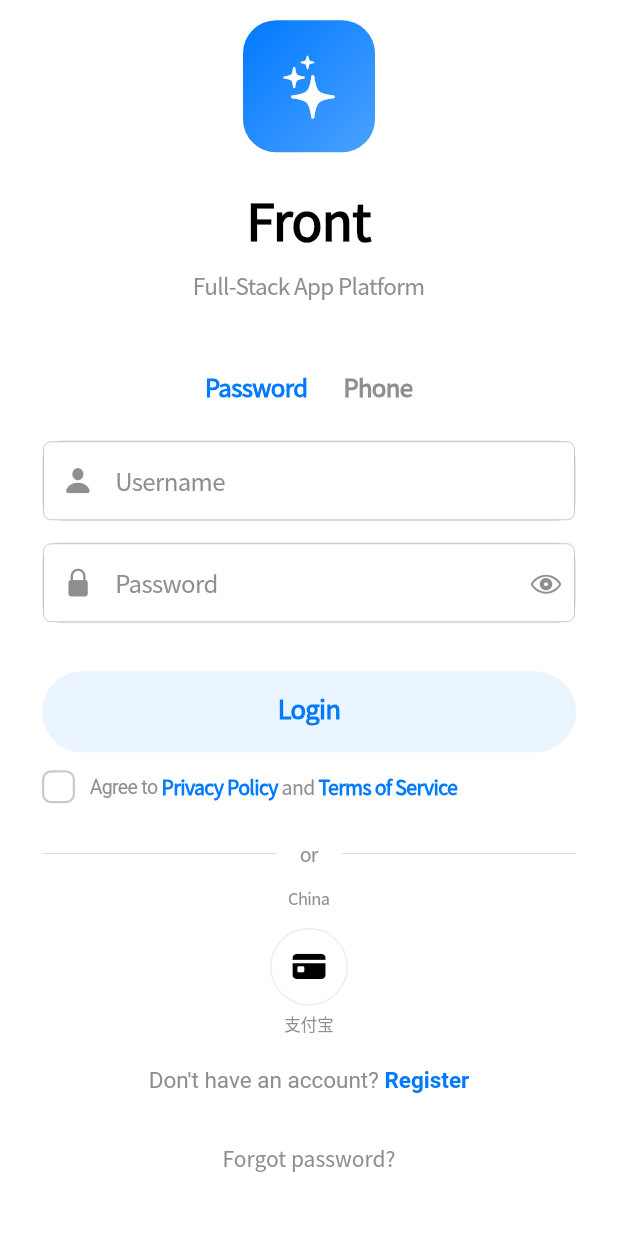
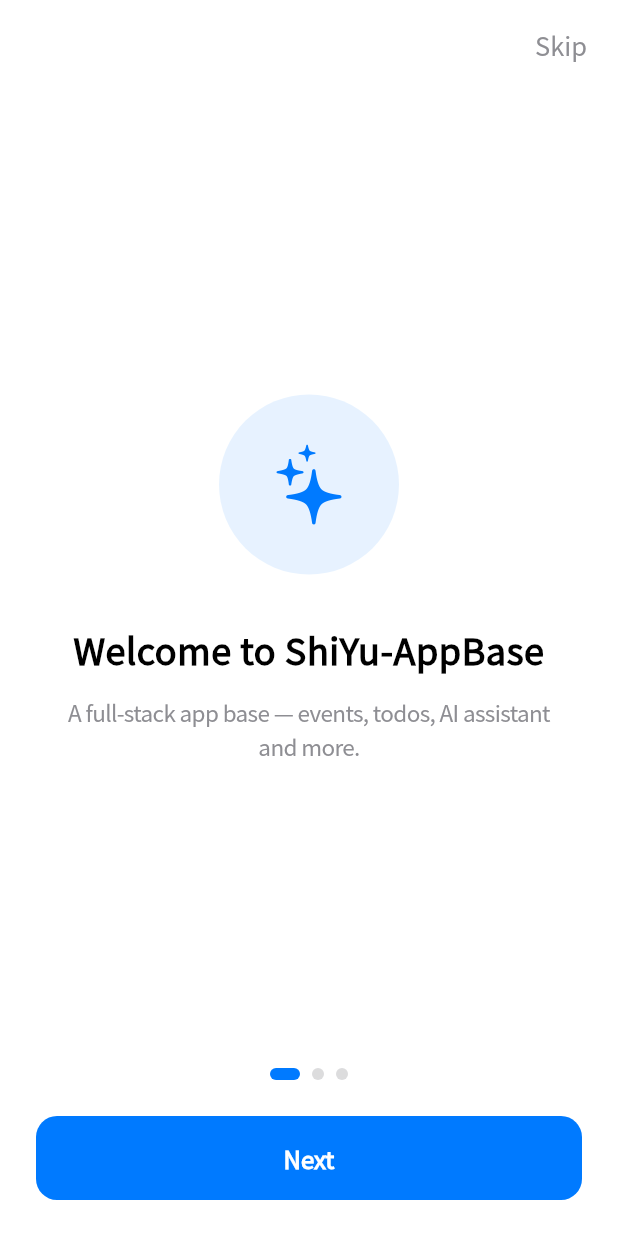
Before and after one commit to rain6fish/KeelBase, a Flutter app: the screen it shows after launch, on a phone screen of 412 x 824 dp. Run offline on Flutter 3.47's test engine with Material 3 defaults, Android fonts, the phone set to English and light mode, and no system bars; our stand-ins replace dio, file_picker, fl_chart, flutter_secure_storage, go_router, google_sign_in and 2 more; accounts and stored records are empty; network calls fail.

Commit message:
feat: Add onboarding first-run guide — 新增 Onboarding 首次引导
UX-8 Onboarding 首次引导：OnboardingProvider（SharedPreferences 记录
onboarding_seen）+ OnboardingPage（三页 PageView 功能介绍，可跳过，最后一页
开始使用）+ router redirect 首次启动未登录未看过引导时导向 /onboarding，
完成/跳过跳转登录页；splash 加载引导状态，已登录用户直接进首页。
Flutter 测试 137（+5）全绿 + analyze 无新增 error。

```diff
--- a/Front-Flutter/lib/app.dart
+++ b/Front-Flutter/lib/app.dart
@@ -8,6 +8,7 @@
 import 'core/services/theme_provider.dart';
 import 'core/theme/app_theme.dart';
 import 'features/auth/presentation/providers/auth_provider.dart';
+import 'features/onboarding/presentation/providers/onboarding_provider.dart';
 
 class App extends StatefulWidget {
   const App({super.key});
@@ -19,18 +20,23 @@
 class _AppState extends State<App> {
   GoRouter? _router;
   AuthProvider? _lastAuth;
+  OnboardingProvider? _lastOnboarding;
 
   @override
   Widget build(BuildContext context) {
     final themeProvider = context.watch<ThemeProvider>();
     final authProvider = context.watch<AuthProvider>();
     final localeProvider = context.watch<LocaleProvider>();
+    final onboardingProvider = context.watch<OnboardingProvider>();
 
-    // Memoize router: only recreate when authProvider reference changes,
+    // Memoize router: only recreate when auth/onboarding provider reference changes,
     // not on every build (which would reset navigation state).
-    if (_router == null || authProvider != _lastAuth) {
-      _router = createRouter(authProvider);
+    if (_router == null ||
+        authProvider != _lastAuth ||
+        onboardingProvider != _lastOnboarding) {
+      _router = createRouter(authProvider, onboardingProvider);
       _lastAuth = authProvider;
+      _lastOnboarding = onboardingProvider;
     }
 
     final isDark = themeProvider.themeMode == AppThemeMode.dark ||
--- a/Front-Flutter/lib/core/i18n/app_localizations.dart
+++ b/Front-Flutter/lib/core/i18n/app_localizations.dart
@@ -125,6 +125,16 @@
   String get eventsByMonth => _t('Events by month', '每月事件分布');
   // UX-6 公告
   String get announcementDismiss => _t('Got it', '知道了');
+  // UX-8 Onboarding
+  String get onboardingSkip => _t('Skip', '跳过');
+  String get onboardingNext => _t('Next', '下一步');
+  String get onboardingStart => _t('Get Started', '开始使用');
+  String get onboardingWelcomeTitle => _t('Welcome to ShiYu-AppBase', '欢迎使用 ShiYu-AppBase');
+  String get onboardingWelcomeDesc => _t('A full-stack app base — events, todos, AI assistant and more.', '全栈应用基座 —— 事件、待办、AI 助手一站式管理。');
+  String get onboardingEventsTitle => _t('Events & Todos', '事件与待办');
+  String get onboardingEventsDesc => _t('Manage your schedule with calendar events and todo lists.', '用日历事件与待办清单管理你的日程。');
+  String get onboardingAiTitle => _t('AI Assistant', 'AI 助手');
+  String get onboardingAiDesc => _t('Chat with AI to create events, search knowledge and more.', '与 AI 对话创建事件、查询知识库等。');
   // UX-2 Dev Menu
   String get devMenuTitle => _t('Developer Menu', '开发调试');
   String get devCurrentEnv => _t('Current', '当前环境');
--- a/Front-Flutter/lib/core/router/app_router.dart
+++ b/Front-Flutter/lib/core/router/app_router.dart
@@ -1,5 +1,7 @@
+import 'package:flutter/foundation.dart' show Listenable;
 import 'package:go_router/go_router.dart';
 import '../../features/auth/presentation/providers/auth_provider.dart';
+import '../../features/onboarding/presentation/providers/onboarding_provider.dart';
 import '../../features/auth/presentation/pages/login_page.dart';
 import '../../features/auth/presentation/pages/register_page.dart';
 import '../../features/auth/presentation/pages/forgot_password_page.dart';
@@ -23,15 +25,20 @@
 import '../../features/upload/presentation/pages/upload_page.dart';
 import '../../features/legal/presentation/pages/privacy_policy_page.dart';
 import '../../features/legal/presentation/pages/terms_of_service_page.dart';
+import '../../features/onboarding/presentation/pages/onboarding_page.dart';
 import '../widgets/app_shell.dart';
 
-GoRouter createRouter(AuthProvider authProvider) {
+GoRouter createRouter(
+  AuthProvider authProvider,
+  OnboardingProvider onboardingProvider,
+) {
   return GoRouter(
     initialLocation: '/splash',
-    refreshListenable: authProvider,
+    refreshListenable: Listenable.merge([authProvider, onboardingProvider]),
     redirect: (context, state) {
       final isLoggedIn = authProvider.isAuthenticated;
       final authStatus = authProvider.status;
+      final onboardingLoaded = onboardingProvider.loaded;
       final isAuthRoute = state.matchedLocation.startsWith('/login') ||
           state.matchedLocation.startsWith('/register') ||
           state.matchedLocation.startsWith('/forgot-password') ||
@@ -40,13 +47,25 @@
       final isPublicRoute = state.matchedLocation == '/privacy' ||
           state.matchedLocation == '/terms';
       final isSplash = state.matchedLocation == '/splash';
+      final isOnboarding = state.matchedLocation == '/onboarding';
 
-      // Allow splash to show during initial auto-login check
-      if (isSplash && (authStatus == AuthStatus.initial || authStatus == AuthStatus.loading)) {
+      // Allow splash to show during initial auto-login / onboarding check
+      if (isSplash &&
+          (authStatus == AuthStatus.initial ||
+              authStatus == AuthStatus.loading ||
+              !onboardingLoaded)) {
         return null;
       }
       // After auto-login completes, redirect splash to final destination
-      if (isSplash) return isLoggedIn ? '/' : '/login';
+      if (isSplash) {
+        // UX-8：首次启动（未登录且未看过引导）→ 引导页；已登录直接进首页
+        return isLoggedIn ? '/' : (onboardingProvider.seen ? '/login' : '/onboarding');
+      }
+      // Onboarding only for logged-out users who haven't seen it
+      if (isOnboarding) {
+        if (isLoggedIn) return '/';
+        return null;
+      }
       // Public routes (privacy policy, terms of service) are accessible
       // to both authenticated and unauthenticated users
       if (isPublicRoute) return null;
@@ -58,6 +77,10 @@
       GoRoute(
         path: '/splash',
           builder: (_, _) => const SplashPage(),
+      ),
+      GoRoute(
+        path: '/onboarding',
+          builder: (_, _) => const OnboardingPage(),
       ),
       GoRoute(
         path: '/login',
--- /dev/null
+++ b/Front-Flutter/lib/features/onboarding/presentation/pages/onboarding_page.dart
@@ -0,0 +1,161 @@
+import 'package:flutter/cupertino.dart';
+import 'package:go_router/go_router.dart';
+import 'package:provider/provider.dart';
+import '../../../../core/i18n/app_localizations.dart';
+import '../providers/onboarding_provider.dart';
+
+/// UX-8 Onboarding 首次引导页：三页功能介绍，可跳过。
+/// 完成（或跳过）后标记已看并跳转登录页。
+class OnboardingPage extends StatefulWidget {
+  const OnboardingPage({super.key});
+
+  @override
+  State<OnboardingPage> createState() => _OnboardingPageState();
+}
+
+class _OnboardingPageState extends State<OnboardingPage> {
+  final _pageController = PageController();
+  int _current = 0;
+
+  @override
+  void dispose() {
+    _pageController.dispose();
+    super.dispose();
+  }
+
+  Future<void> _finish() async {
+    await context.read<OnboardingProvider>().markSeen();
+    if (!mounted) return;
+    context.go('/login');
+  }
+
+  void _next() {
+    if (_current < 2) {
+      _pageController.nextPage(
+        duration: const Duration(milliseconds: 300),
+        curve: Curves.easeOut,
+      );
+    } else {
+      _finish();
+    }
+  }
+
+  @override
+  Widget build(BuildContext context) {
+    final l10n = context.l10n;
+    final theme = CupertinoTheme.of(context);
+    final pages = [
+      (
+        icon: CupertinoIcons.sparkles,
+        color: CupertinoColors.systemBlue,
+        title: l10n.onboardingWelcomeTitle,
+        desc: l10n.onboardingWelcomeDesc,
+      ),
+      (
+        icon: CupertinoIcons.calendar,
+        color: CupertinoColors.systemGreen,
+        title: l10n.onboardingEventsTitle,
+        desc: l10n.onboardingEventsDesc,
+      ),
+      (
+        icon: CupertinoIcons.chat_bubble_2_fill,
+        color: CupertinoColors.systemPurple,
+        title: l10n.onboardingAiTitle,
+        desc: l10n.onboardingAiDesc,
+      ),
+    ];
+
+    return CupertinoPageScaffold(
+      child: SafeArea(
+        child: Column(
+          children: [
+            // 跳过按钮
+            Align(
+              alignment: Alignment.topRight,
+              child: Padding(
+                padding: const EdgeInsets.symmetric(horizontal: 16, vertical: 8),
+                child: CupertinoButton(
+                  padding: EdgeInsets.zero,
+                  onPressed: _finish,
+                  child: Text(l10n.onboardingSkip,
+                      style: TextStyle(color: CupertinoColors.systemGrey.resolveFrom(context))),
+                ),
+              ),
+            ),
+            // 页面
+            Expanded(
+              child: PageView.builder(
+                controller: _pageController,
+                itemCount: pages.length,
+                onPageChanged: (i) => setState(() => _current = i),
+                itemBuilder: (_, i) {
+                  final p = pages[i];
+                  return Padding(
+                    padding: const EdgeInsets.symmetric(horizontal: 40),
+                    child: Column(
+                      mainAxisAlignment: MainAxisAlignment.center,
+                      children: [
+                        Container(
+                          width: 120,
+                          height: 120,
+                          decoration: BoxDecoration(
+                            color: p.color.withAlpha(24),
+                            shape: BoxShape.circle,
+                          ),
+                          child: Icon(p.icon, size: 56, color: p.color),
+                        ),
+                        const SizedBox(height: 32),
+                        Text(p.title,
+                            textAlign: TextAlign.center,
+                            style: theme.textTheme.navLargeTitleTextStyle
+                                .copyWith(fontSize: 24, fontWeight: FontWeight.w700)),
+                        const SizedBox(height: 12),
+                        Text(p.desc,
+                            textAlign: TextAlign.center,
+                            style: TextStyle(
+                              fontSize: 15,
+                              height: 1.5,
+                              color: CupertinoColors.systemGrey.resolveFrom(context),
+                            )),
+                      ],
+                    ),
+                  );
+                },
+              ),
+            ),
+            // 指示点
+            Row(
+              mainAxisAlignment: MainAxisAlignment.center,
+              children: List.generate(pages.length, (i) {
+                final active = i == _current;
+                return AnimatedContainer(
+                  duration: const Duration(milliseconds: 200),
+                  margin: const EdgeInsets.symmetric(horizontal: 4),
+                  width: active ? 20 : 8,
+                  height: 8,
+                  decoration: BoxDecoration(
+                    color: active ? theme.primaryColor : CupertinoColors.systemGrey.withAlpha(80),
+                    borderRadius: BorderRadius.circular(4),
+                  ),
+                );
+              }),
+            ),
+            // 下一步 / 开始
+            Padding(
+              padding: const EdgeInsets.all(24),
+              child: SizedBox(
+                width: double.infinity,
+                child: CupertinoButton.filled(
+                  borderRadius: BorderRadius.circular(14),
+                  onPressed: _next,
+                  child: Text(_current == 2 ? l10n.onboardingStart : l10n.onboardingNext,
+                      style: const TextStyle(fontSize: 16, fontWeight: FontWeight.w600)),
+                ),
+              ),
+            ),
+          ],
+        ),
+      ),
+    );
+  }
+}
--- /dev/null
+++ b/Front-Flutter/lib/features/onboarding/presentation/providers/onboarding_provider.dart
@@ -0,0 +1,32 @@
+import 'package:flutter/foundation.dart';
+import 'package:shared_preferences/shared_preferences.dart';
+
+/// Onboarding 首次引导状态（UX-8）：记录用户是否已看过引导页。
+class OnboardingProvider extends ChangeNotifier {
+  final SharedPreferences? _prefs;
+
+  static const _key = 'onboarding_seen';
+
+  bool _seen = false;
+  bool _loaded = false;
+
+  OnboardingProvider(this._prefs);
+
+  bool get seen => _seen;
+  bool get loaded => _loaded;
+
+  Future<void> load() async {
+    if (_loaded) return;
+    _loaded = true;
+    final p = _prefs;
+    if (p == null) return;
+    _seen = p.getBool(_key) ?? false;
+    notifyListeners();
+  }
+
+  Future<void> markSeen() async {
+    _seen = true;
+    notifyListeners();
+    await _prefs?.setBool(_key, true);
+  }
+}
--- a/Front-Flutter/lib/features/splash/presentation/pages/splash_page.dart
+++ b/Front-Flutter/lib/features/splash/presentation/pages/splash_page.dart
@@ -3,6 +3,7 @@
 import '../../../auth/presentation/providers/auth_provider.dart';
 import '../../../version/presentation/providers/version_check_provider.dart';
 import '../../../version/presentation/widgets/update_dialog.dart';
+import '../../../onboarding/presentation/providers/onboarding_provider.dart';
 
 class SplashPage extends StatefulWidget {
   const SplashPage({super.key});
@@ -18,8 +19,11 @@
     WidgetsBinding.instance.addPostFrameCallback((_) => _bootstrap());
   }
 
-  /// 启动引导：先查版本更新（强制更新阻断），再自动登录。
+  /// 启动引导：先查版本更新（强制更新阻断），再加载引导状态，再自动登录。
   Future<void> _bootstrap() async {
+    final onboardingProvider = context.read<OnboardingProvider>();
+    await onboardingProvider.load();
+    if (!mounted) return;
     final versionProvider = context.read<VersionCheckProvider>();
     final decision = await versionProvider.check();
     if (!mounted) return;
--- a/Front-Flutter/lib/main.dart
+++ b/Front-Flutter/lib/main.dart
@@ -32,6 +32,7 @@
 import 'features/insights/data/repositories/insights_repository.dart';
 import 'features/insights/presentation/providers/insights_provider.dart';
 import 'features/announcements/presentation/providers/announcement_provider.dart';
+import 'features/onboarding/presentation/providers/onboarding_provider.dart';
 import 'core/services/app_cache.dart';
 import 'features/version/presentation/providers/version_check_provider.dart';
 import 'features/auth/data/services/oauth_service.dart';
@@ -205,6 +206,11 @@
         ChangeNotifierProvider<AnnouncementProvider>(
           create: (_) => AnnouncementProvider(notificationsRepository),
         ),
+
+        // Onboarding (UX-8)
+        ChangeNotifierProvider<OnboardingProvider>(
+          create: (_) => OnboardingProvider(prefs),
+        ),
       ],
       child: const App(),
     ),
```
Also changed, not shown: 3 other files.
